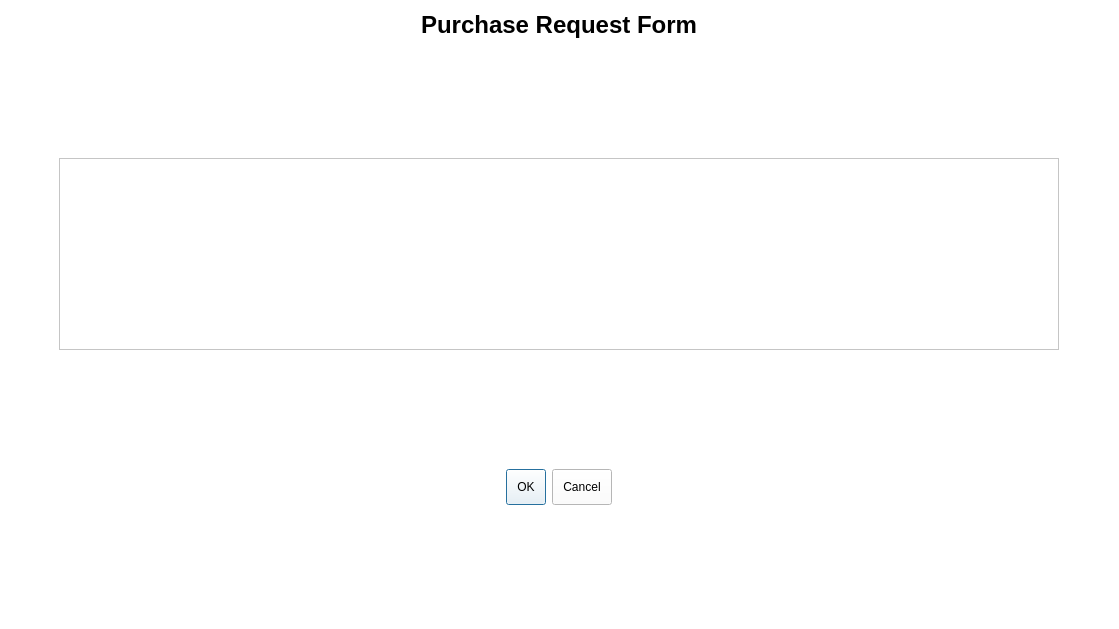
Old version of the form requestitem.ui in the repository arc-bphc/sims-gui.
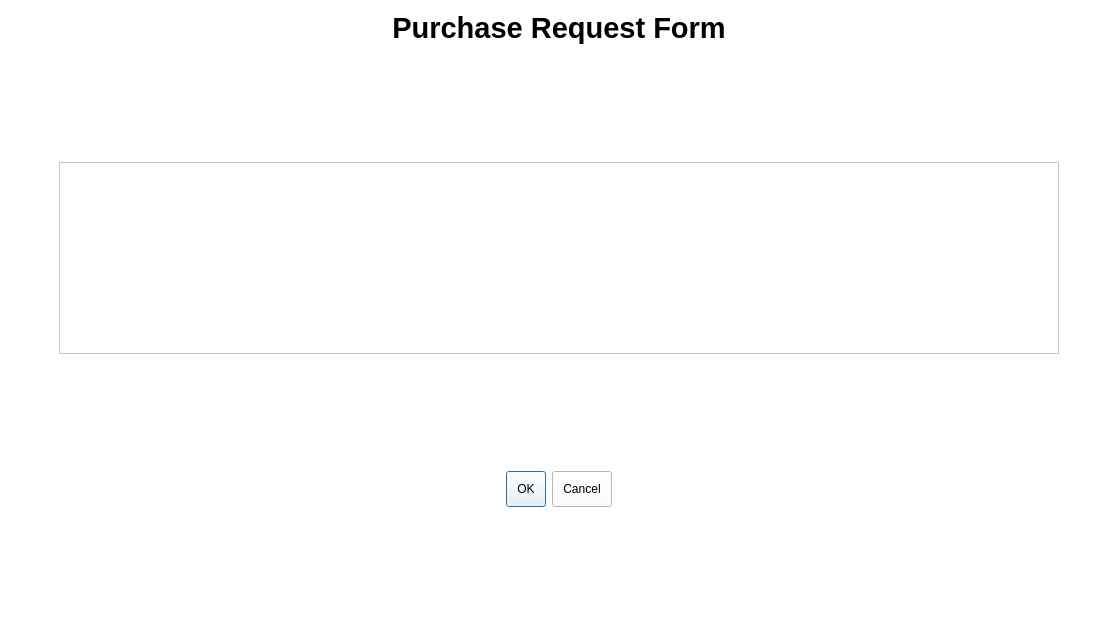
New version of the form.

What changed in the file:
```diff
--- a/requestitem.ui
+++ b/requestitem.ui
@@ -30,7 +30,7 @@
         </sizepolicy>
        </property>
        <property name="text">
-        <string>&lt;html&gt;&lt;head/&gt;&lt;body&gt;&lt;p align=&quot;center&quot;&gt;&lt;span style=&quot; font-size:18pt; font-weight:600;&quot;&gt;Purchase Request Form&lt;/span&gt;&lt;/p&gt;&lt;/body&gt;&lt;/html&gt;</string>
+        <string>&lt;html&gt;&lt;head/&gt;&lt;body&gt;&lt;p align=&quot;center&quot;&gt;&lt;span style=&quot; font-size:22pt; font-weight:600;&quot;&gt;Purchase Request Form&lt;/span&gt;&lt;/p&gt;&lt;/body&gt;&lt;/html&gt;</string>
        </property>
       </widget>
      </item>
```
